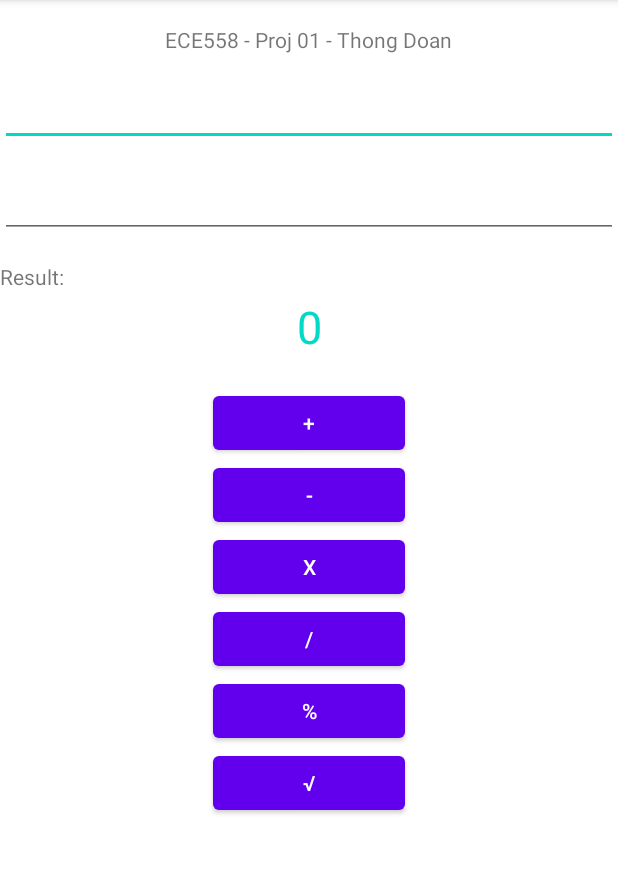
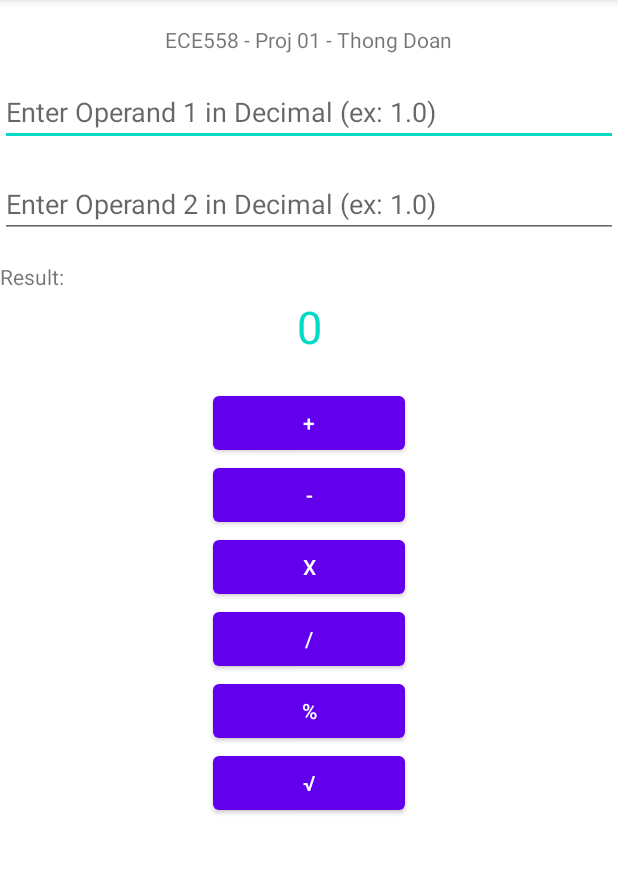
Before and after one commit to PineXmas/ece558_proj_01_basic_calculator, an Android app: the screen it shows after launch (MainActivity), on a phone screen of 412 x 824 dp, the part 84-958 px from its top. Run offline under Robolectric (Android 15) with nearby library versions, the phone set to English and light mode, and no system bars.

Commit message:
Add hint to operand 1 and 2

```diff
--- a/app/src/main/java/com/example/ece558_proj_01/MainActivity.java
+++ b/app/src/main/java/com/example/ece558_proj_01/MainActivity.java
@@ -1,6 +1,4 @@
 package com.example.ece558_proj_01;
-
-import androidx.appcompat.app.AppCompatActivity;
 
 import android.os.Bundle;
 import android.view.View;
@@ -8,6 +6,8 @@ import android.widget.Button;
 import android.widget.EditText;
 import android.widget.TextView;
 import android.widget.Toast;
+
+import androidx.appcompat.app.AppCompatActivity;
 
 public class MainActivity extends AppCompatActivity {
 
--- a/app/src/main/res/layout/activity_main.xml
+++ b/app/src/main/res/layout/activity_main.xml
@@ -24,6 +24,7 @@
         android:layout_height="wrap_content"
         android:layout_marginTop="16dp"
         android:ems="10"
+        android:hint="Enter Operand 1 in Decimal (ex: 1.0)"
         android:inputType="numberDecimal"
         app:layout_constraintEnd_toEndOf="parent"
         app:layout_constraintStart_toStartOf="parent"
@@ -35,6 +36,7 @@
         android:layout_height="wrap_content"
         android:layout_marginTop="16dp"
         android:ems="10"
+        android:hint="Enter Operand 2 in Decimal (ex: 1.0)"
         android:inputType="numberDecimal"
         app:layout_constraintEnd_toEndOf="parent"
         app:layout_constraintStart_toStartOf="parent"
```
